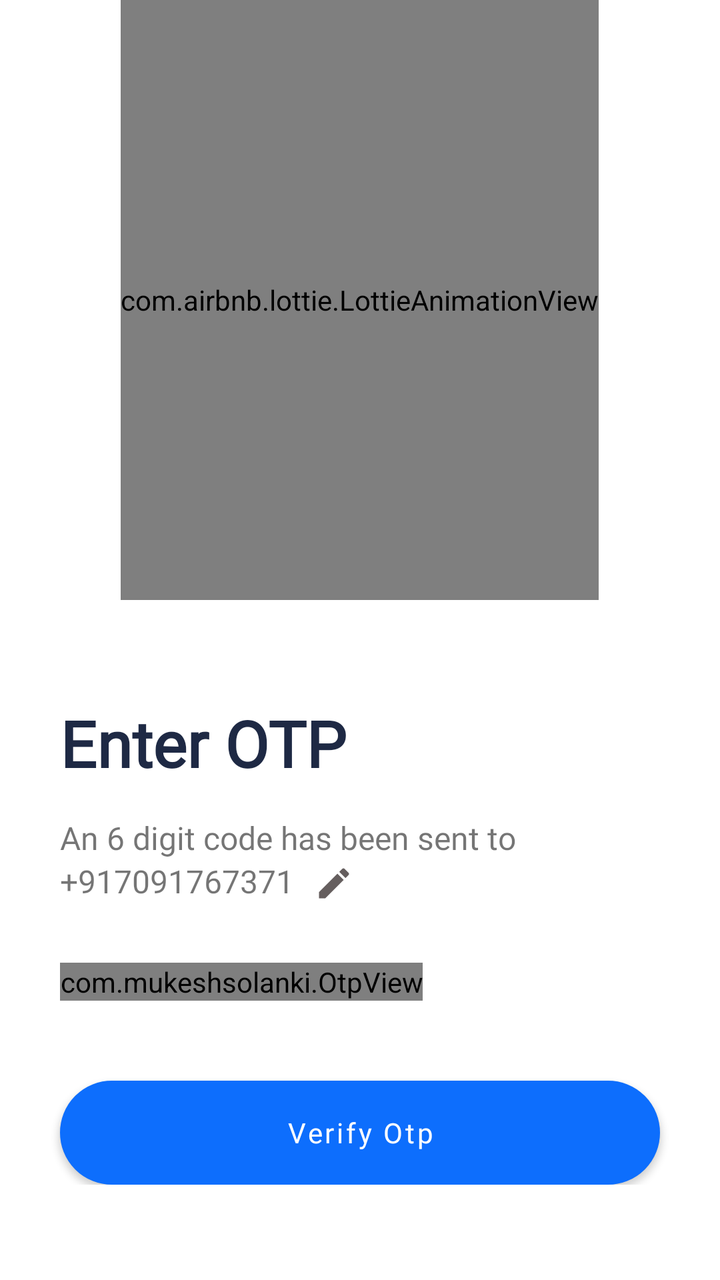
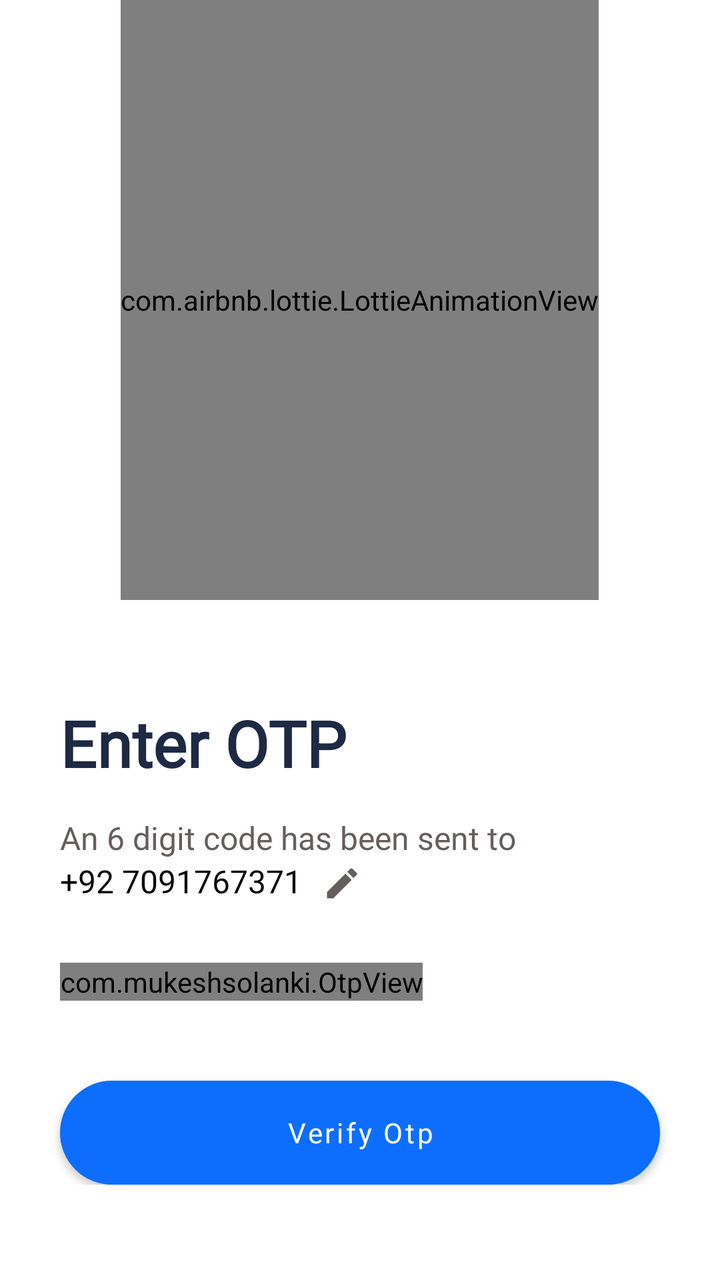

The first picture is an Android layout as it rendered before a commit; the second is the same layout after the commit. The layout source and the unified diff follow.
<!-- AndroidManifest.xml: application theme Theme.LMSKotlin -->
<!-- res/layout/activity_otpactivity.xml -->
<?xml version="1.0" encoding="utf-8"?>
<RelativeLayout xmlns:android="http://schemas.android.com/apk/res/android"
    xmlns:app="http://schemas.android.com/apk/res-auto"
    xmlns:tools="http://schemas.android.com/tools"
    android:layout_width="match_parent"
    android:layout_height="match_parent"
    android:background="@color/white"
    tools:context=".OTPActivity">

    <ScrollView
        android:layout_width="match_parent"
        android:layout_height="wrap_content">

        <RelativeLayout
            android:layout_width="match_parent"
            android:layout_height="wrap_content">

            <com.airbnb.lottie.LottieAnimationView
                android:id="@+id/lottie"
                android:layout_width="wrap_content"
                android:layout_height="300dp"
                android:layout_alignParentTop="true"
                android:layout_centerVertical="true"
                android:layout_centerInParent="true"
                android:layout_marginTop="0dp"
                app:lottie_autoPlay="true"
                app:lottie_loop="true"
                app:lottie_rawRes="@raw/otp">

            </com.airbnb.lottie.LottieAnimationView>

            <TextView
                android:id="@+id/otp"
                android:layout_width="wrap_content"
                android:layout_height="wrap_content"
                android:layout_below="@id/lottie"
                android:layout_marginLeft="30dp"
                android:layout_marginTop="50dp"
                android:fontFamily="@font/segoe_ui_bold"
                android:text="Enter OTP"
                android:textColor="#1E2944"
                android:textSize="32dp"
                android:textStyle="bold" />

            <TextView
                android:id="@+id/otpTv"
                android:layout_width="wrap_content"
                android:layout_height="wrap_content"
                android:layout_below="@id/otp"
                android:layout_marginLeft="30dp"
                android:layout_marginTop="15dp"
                android:fontFamily="@font/seg_ui_semibold"
                android:text="An 6 digit code has been sent to"
                android:textSize="16sp" />

            <TextView
                android:id="@+id/phoneTv"
                android:layout_width="wrap_content"
                android:layout_height="wrap_content"
                android:layout_below="@id/otpTv"
                android:layout_marginLeft="30dp"
                android:layout_marginTop="0dp"
                android:fontFamily="@font/seg_ui_semibold"
                android:text="+917091767371"
                android:textSize="16sp" />

            <ImageView
                android:layout_width="20dp"
                android:layout_height="20dp"
                android:layout_below="@id/otpTv"
                android:layout_marginStart="10dp"
                android:layout_marginTop="2dp"
                android:layout_toEndOf="@id/phoneTv"
                android:background="@drawable/ic_edit_white"
                android:backgroundTint="@color/Gray01"/>

            <com.mukeshsolanki.OtpView
                android:id="@+id/otp_view"
                android:layout_width="wrap_content"
                android:layout_height="wrap_content"
                android:layout_below="@id/phoneTv"
                android:layout_gravity="center"
                android:layout_marginLeft="30dp"
                android:layout_marginTop="30dp"
                android:focusableInTouchMode="true"
                android:inputType="number"
                android:itemBackground="#95B0B1B3"
                android:textColor="@color/colorPrimary"
                app:OtpItemCount="6"
                app:OtpLineColor="@color/colorPrimary"
                app:OtpViewType="line" />

            <Button
                android:id="@+id/verifyOtpBtn"
                android:layout_width="match_parent"
                android:layout_height="52dp"
                android:layout_below="@id/otp_view"
                android:layout_marginLeft="30dp"
                android:layout_marginRight="30dp"
                android:layout_marginTop="40dp"
                android:background="@drawable/button_background"
                android:fontFamily="@font/seg_ui_semibold"
                android:text="Verify Otp"
                android:textAllCaps="false" />

        </RelativeLayout>

    </ScrollView>

</RelativeLayout>
<!-- resources referenced by this layout -->
<resources>
  <color name="Gray01">#655E5E</color>
  <color name="colorPrimary">#0d6efd</color>
  <color name="white">#FFFFFFFF</color>
  <!-- drawable button_background (drawable) -->
  <?xml version="1.0" encoding="utf-8"?>
  <layer-list xmlns:android="http://schemas.android.com/apk/res/android">
      <item>
          <shape android:shape="rectangle">
              <solid android:color="@color/colorPrimary"/>
              <corners android:radius="50dp"/>
              <stroke android:color="@color/colorPrimary"
                  android:width="1dp"/>
          </shape>
      </item>
  </layer-list>
  <!-- drawable ic_edit_white (drawable) -->
  <vector android:height="24dp" android:tint="#FFFFFF"
      android:viewportHeight="24" android:viewportWidth="24"
      android:width="24dp" xmlns:android="http://schemas.android.com/apk/res/android">
      <path android:fillColor="@android:color/white" android:pathData="M3,17.25V21h3.75L17.81,9.94l-3.75,-3.75L3,17.25zM20.71,7.04c0.39,-0.39 0.39,-1.02 0,-1.41l-2.34,-2.34c-0.39,-0.39 -1.02,-0.39 -1.41,0l-1.83,1.83 3.75,3.75 1.83,-1.83z"/>
  </vector>
  <style name="Theme.LMSKotlin" parent="Theme.MaterialComponents.DayNight.NoActionBar">
          
          <item name="colorPrimary">@color/colorPrimary</item>
          <item name="colorPrimaryVariant">@color/colorPrimary</item>
          <item name="colorOnPrimary">@color/white</item>
          
          <item name="colorSecondary">@color/colorPrimary</item>
          <item name="colorSecondaryVariant">@color/colorPrimary</item>
          <item name="colorOnSecondary">@color/black</item>
          
          <item name="android:statusBarColor">?attr/colorPrimaryVariant</item>
          
      </style>
  <color name="black">#FF000000</color>
</resources>

<!-- the commit's change to res/layout/activity_otpactivity.xml (unified diff, before → after) -->
@@ -49,6 +49,7 @@
                 android:layout_below="@id/otp"
                 android:layout_marginLeft="30dp"
                 android:layout_marginTop="15dp"
+                android:textColor="@color/Gray01"
                 android:fontFamily="@font/seg_ui_semibold"
                 android:text="An 6 digit code has been sent to"
                 android:textSize="16sp" />
@@ -60,8 +61,9 @@
                 android:layout_below="@id/otpTv"
                 android:layout_marginLeft="30dp"
                 android:layout_marginTop="0dp"
+                android:textColor="@color/black"
                 android:fontFamily="@font/seg_ui_semibold"
-                android:text="+917091767371"
+                android:text="+92 7091767371"
                 android:textSize="16sp" />
 
             <ImageView
